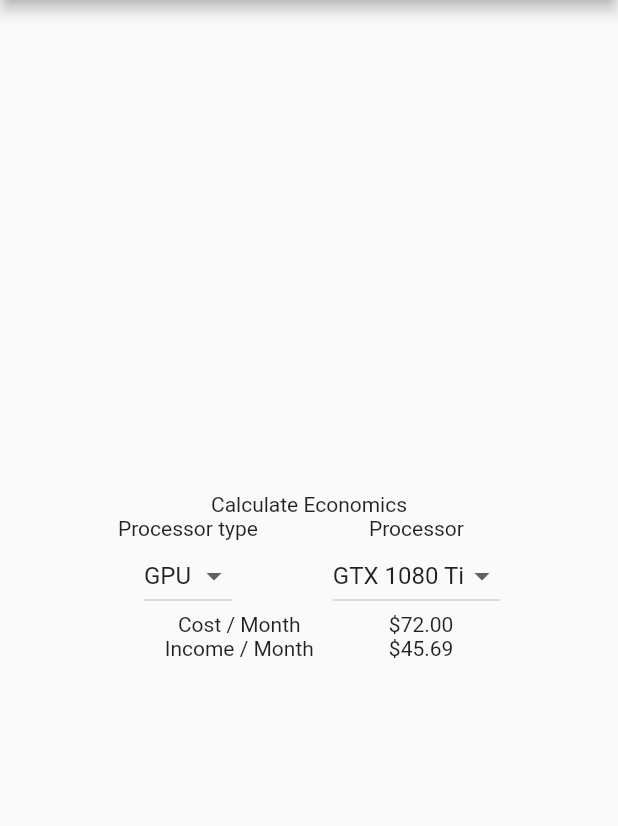
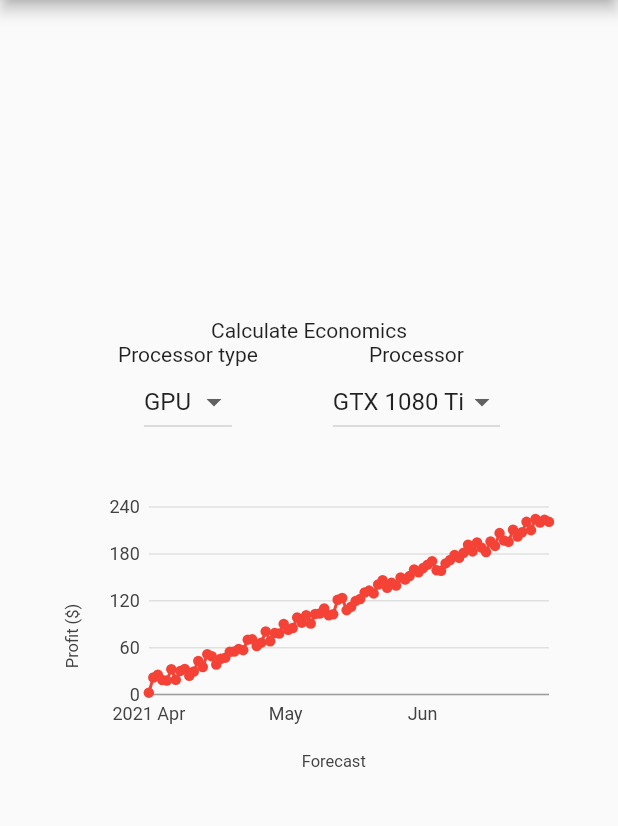
Before and after one commit to will33/crytovis2, a Flutter app: the screen it shows after launch, on a phone screen of 412 x 824 dp, the part 84-910 px from its top. Run offline on Flutter 3.47's test engine with Material 2 defaults, Android fonts, the phone set to English and light mode, and no system bars; our stand-ins replace charts_flutter.

Commit message:
charts example

```diff
--- a/lib/main.dart
+++ b/lib/main.dart
@@ -1,3 +1,7 @@
+import 'dart:math';
+
+import 'package:cryptovis2/profit_chart.dart';
+import 'package:cryptovis2/profit_per_day.dart';
 import 'package:flutter/material.dart';
 
 void main() {
@@ -53,6 +57,7 @@ class _MyHomePageState extends State<MyHomePage> {
     'GPU': ['GTX 1080 Ti', 'RTX 2070S', 'RX 480'],
     'CPU': ['i7 7700k', 'i5 3750k', '5700X']
   };
+
   // in Watts
   var _powerUsages = {
     'AntMiner': 1000,
@@ -65,6 +70,7 @@ class _MyHomePageState extends State<MyHomePage> {
     'i5 3750k': 100,
     '5700X': 200
   };
+
   // in MH/s
   var _hashRates = {
     'AntMiner': 700,
@@ -77,6 +83,7 @@ class _MyHomePageState extends State<MyHomePage> {
     'i5 3750k': 4,
     '5700X': 6
   };
+
   // in price / Wh
   double _electricityPrice = 0.0002;
   double _moneyPerMegahash = 5 / 3600;
@@ -101,7 +108,7 @@ class _MyHomePageState extends State<MyHomePage> {
       body: Center(
           // Center is a layout widget. It takes a single child and positions it
           // in the middle of the parent.
-        child: Column (
+          child: Column(
         mainAxisAlignment: MainAxisAlignment.center,
         children: [
           Text('Calculate Economics'),
@@ -135,7 +142,9 @@ class _MyHomePageState extends State<MyHomePage> {
                 children: [
                   Text('Processor'),
                   DropdownButton(
-                      value: _processors[_selectedProcessorType].contains(_selectedProcessor) ? _selectedProcessor : _processors[_selectedProcessorType].first,
+                    value: _processors[_selectedProcessorType].contains(_selectedProcessor)
+                        ? _selectedProcessor
+                        : _processors[_selectedProcessorType].first,
                     onChanged: (String newValue) {
                       setState(() {
                         _selectedProcessor = newValue;
@@ -152,37 +161,32 @@ class _MyHomePageState extends State<MyHomePage> {
               ),
             ],
           ),
-            Row(
-              mainAxisAlignment: MainAxisAlignment.center,
-              children: [
-                Column(
-                  children: [
-                    Text('Cost / Month'),
-                    Text('Income / Month')
+          ProfitChart(getChartForDateRange(DateTime.now(), 90))
         ],
-                ),
-                Container(
-                  width: 50,
-                ),
-                Column(
-                  children: [
-                    Text('\$' + calculateCosts().toStringAsFixed(2)),
-                    Text('\$' + calculateIncome().toStringAsFixed(2)),
-                  ],
-                )
-              ],
-            )
-          ],
-        )
-      ),
+      )),
     );
   }
 
-  double calculateCosts() {
-    return _electricityPrice * _hoursInMonth * _powerUsages[_selectedProcessor];
+  List<ProfitPerDay> getChartForDateRange(DateTime startDate, int numberOfDays) {
+    List<ProfitPerDay> series = [];
+    double sum = 0;
+    var rng = Random();
+    for (int i = 0; i < numberOfDays; i++) {
+      sum += calculateCostForDay();
+      series.add(ProfitPerDay(startDate.add(Duration(days: i)), sum + rng.nextInt(20), Colors.red));
+    }
+    return series;
   }
 
-  double calculateIncome() {
-    return _moneyPerMegahash * _hoursInMonth * _hashRates[_selectedProcessor];
+  double calculateProfitPerDay() {
+    return calculateIncomeForDay() - calculateCostForDay();
+  }
+
+  double calculateCostForDay() {
+    return _electricityPrice * 24 * _powerUsages[_selectedProcessor];
+  }
+
+  double calculateIncomeForDay() {
+    return _moneyPerMegahash * 24 * _hashRates[_selectedProcessor];
   }
 }
--- /dev/null
+++ b/lib/profit_chart.dart
@@ -0,0 +1,51 @@
+import 'package:cryptovis2/profit_per_day.dart';
+import 'package:flutter/cupertino.dart';
+
+import 'package:charts_flutter/flutter.dart' as charts;
+
+class ProfitChart extends StatelessWidget {
+  ProfitChart(this.chartData);
+
+  final List<ProfitPerDay> chartData;
+  @override
+  Widget build(BuildContext context) {
+
+    var series = [
+      new charts.Series(
+        id: 'Clicks',
+        domainFn: (ProfitPerDay clickData, _) => clickData.day,
+        measureFn: (ProfitPerDay clickData, _) => clickData.profit,
+        colorFn: (ProfitPerDay clickData, _) => clickData.color,
+        data: chartData,
+      ),
+    ];
+
+    var chart = new charts.TimeSeriesChart(
+      series,
+      behaviors: [
+        new charts.ChartTitle('Forecast',
+            behaviorPosition: charts.BehaviorPosition.bottom,
+            titleStyleSpec: charts.TextStyleSpec(fontSize: 11),
+            titleOutsideJustification:
+            charts.OutsideJustification.middleDrawArea),
+        new charts.ChartTitle('Profit (\$)',
+            behaviorPosition: charts.BehaviorPosition.start,
+            titleStyleSpec: charts.TextStyleSpec(fontSize: 11),
+            titleOutsideJustification:
+            charts.OutsideJustification.middleDrawArea)
+      ],
+      defaultRenderer: new charts.LineRendererConfig(includePoints: true),
+      animate: true,
+    );
+    var chartWidget = new Padding(
+      padding: new EdgeInsets.all(32.0),
+      child: new SizedBox(
+        height: 200.0,
+        child: chart,
+      ),
+    );
+    return Container(
+      child: chartWidget,
+    );
+  }
+}
--- /dev/null
+++ b/lib/profit_per_day.dart
@@ -0,0 +1,13 @@
+import 'dart:ui';
+
+import 'package:charts_flutter/flutter.dart' as charts;
+
+class ProfitPerDay {
+  DateTime day;
+  double profit;
+  final charts.Color color;
+
+  ProfitPerDay(this.day, this.profit, Color color)
+    : this.color = new charts.Color(
+      r: color.red, g: color.green, b: color.blue, a: color.alpha);
+}
```
Lines whose indentation alone changed are shown as unchanged.
